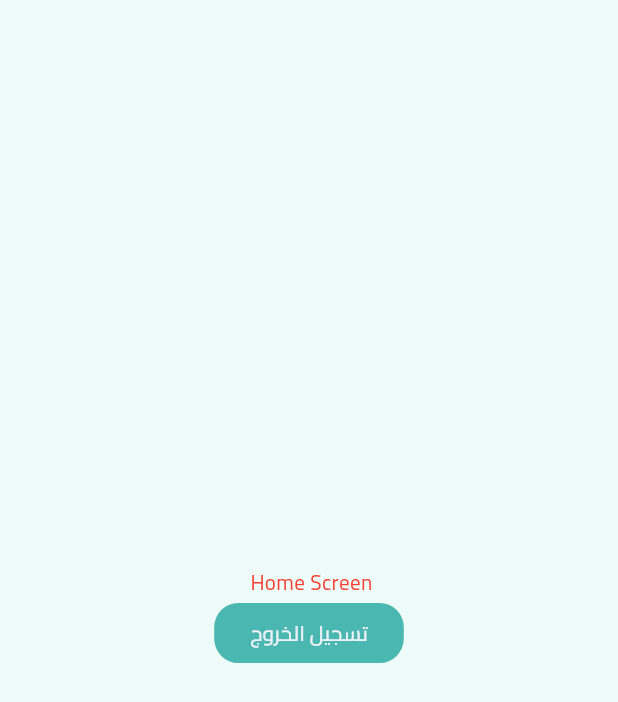
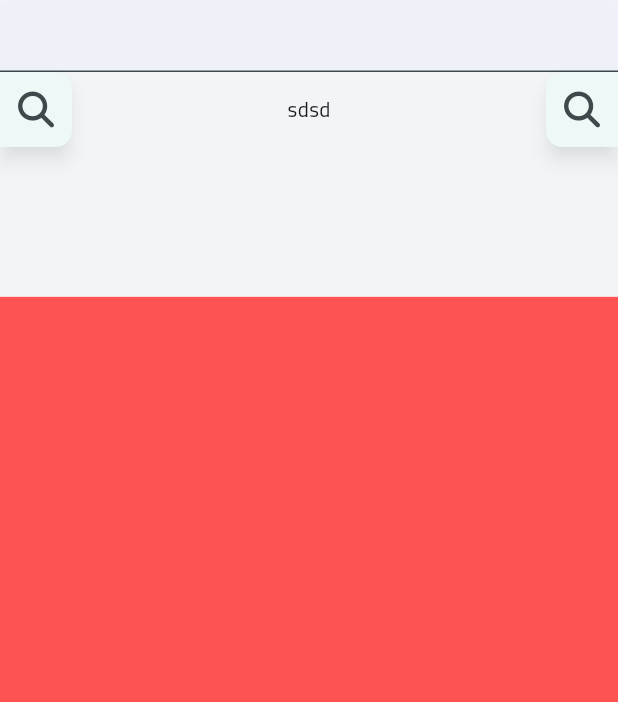
Before and after one commit to Raed-IT/nadha_new, a Flutter app: the HomeScreen screen opened by its route, on a phone screen of 412 x 824 dp. Shown: the top 702 px of the screen. Run offline on Flutter 3.47's test engine with Material 3 defaults, Android fonts, the phone set to English and light mode, and no system bars; drawn by our look-alikes of flutter_animate; our stand-ins replace card_loading, dropdown_button2, flutter_screenutil, fluttertoast, font_awesome_flutter, get and 6 more; missing offline and left inert: flutter_overlay_loader, helper, onesignal_flutter; accounts and stored records are empty.

```diff
--- /dev/null
+++ b/lib/app/Components/AppBarComponent.dart
@@ -0,0 +1,64 @@
+import 'package:delevary/app/Components/SafeAreaComponent.dart';
+import 'package:flutter/material.dart';
+import 'package:flutter_animate/flutter_animate.dart';
+import 'package:flutter_screenutil/flutter_screenutil.dart';
+import 'package:font_awesome_flutter/font_awesome_flutter.dart';
+import 'package:get/get.dart';
+
+class AppBarComponent extends StatelessWidget {
+  const AppBarComponent({super.key});
+
+  @override
+  Widget build(BuildContext context) {
+    return ColoredSafeArea(
+      child: SizedBox(
+        width: Get.width,
+        child: Column(
+          children: [
+            TextField(),
+            Row(
+              mainAxisAlignment: MainAxisAlignment.spaceBetween,
+              children: [
+                SizedBox(
+                  height: 50.h,
+                  child: Card(
+                    elevation: 5,
+                    margin: EdgeInsets.zero,
+                    shape: RoundedRectangleBorder(
+                      borderRadius: BorderRadius.only(
+                        topLeft: Radius.circular(10.sp),
+                        bottomLeft: Radius.circular(10.sp),
+                      ),
+                    ),
+                    child: IconButton(
+                      onPressed: () {},
+                      icon: Icon(FontAwesomeIcons.search),
+                    ),
+                  ),
+                ).animate().slideX(begin: 1),
+                Text("sdsd"),
+                SizedBox(
+                  height: 50.h,
+                  child: Card(
+                    elevation: 5,
+                    margin: EdgeInsets.zero,
+                    shape: RoundedRectangleBorder(
+                      borderRadius: BorderRadius.only(
+                        topRight: Radius.circular(10.sp),
+                        bottomRight: Radius.circular(10.sp),
+                      ),
+                    ),
+                    child: IconButton(
+                      onPressed: () {},
+                      icon: Icon(FontAwesomeIcons.search),
+                    ),
+                  ),
+                ).animate().slideX(begin: -1),
+              ],
+            ),
+          ],
+        ),
+      ),
+    );
+  }
+}
--- a/lib/app/Data/ApiRoute.dart
+++ b/lib/app/Data/ApiRoute.dart
@@ -1,7 +1,8 @@
 class ApiRoute {
-  // static String host = "http://192.168.1.107:8000/api/v1";
-  static String host = "https://tasawoqe.com/api/v1";
+  static String host = "http://192.168.1.105:8000/api/v1";
+  // static String host = "https://tasawoqe.com/api/v1";
   static String settings = "$host/settings";
   static String login = "$host/login";
   static String register = "$host/register";
+  static String home = "$host/home";
 }
--- /dev/null
+++ b/lib/app/Data/Models/CategoryModel.dart
@@ -0,0 +1,40 @@
+class CategoryModel {
+  int? id;
+  String? name;
+  int? order;
+  int? parentId;
+  bool? status;
+  String? createdAt;
+  bool? hasChildren;
+
+  CategoryModel(
+      {this.id,
+        this.name,
+        this.order,
+        this.parentId,
+        this.status,
+        this.createdAt,
+        this.hasChildren});
+
+  CategoryModel.fromJson(Map<String, dynamic> json) {
+    id = json['id'];
+    name = json['name'];
+    order = json['order'];
+    parentId = json['parent_id'];
+    status = json['status'];
+    createdAt = json['created_at'];
+    hasChildren = json['has_children'];
+  }
+
+  Map<String, dynamic> toJson() {
+    final Map<String, dynamic> data = new Map<String, dynamic>();
+    data['id'] = this.id;
+    data['name'] = this.name;
+    data['order'] = this.order;
+    data['parent_id'] = this.parentId;
+    data['status'] = this.status;
+    data['created_at'] = this.createdAt;
+    data['has_children'] = this.hasChildren;
+    return data;
+  }
+}
--- a/lib/app/Screens/AuthScreens/RegisterScreen/Components/OptionsComponent.dart
+++ b/lib/app/Screens/AuthScreens/RegisterScreen/Components/OptionsComponent.dart
@@ -48,7 +48,9 @@ class RegisterOptionsComponent extends GetView<RegisterScreenController> {
                                 height: 150.h,
                                 width: Get.width,
                                 child: Card(
-                                  elevation: 0,
+                                  elevation:  controller.gender.value == e
+                                      ? 7
+                                      : null,
                                   shape: RoundedRectangleBorder(
                                       borderRadius:
                                           BorderRadius.circular(10.sp),
@@ -120,7 +122,7 @@ class RegisterOptionsComponent extends GetView<RegisterScreenController> {
                               height: 50.h,
                               child: Card(
                                 elevation: controller.maritalStatus.value == e
-                                    ? 10
+                                    ? 5
                                     : null,
                                 shape: RoundedRectangleBorder(
                                     borderRadius: BorderRadius.circular(10.sp),
--- a/lib/app/Screens/AuthScreens/RegisterScreen/RegisterScreenController.dart
+++ b/lib/app/Screens/AuthScreens/RegisterScreen/RegisterScreenController.dart
@@ -42,7 +42,6 @@ class RegisterScreenController extends GetxController with ApiHelperMixin {
           "name": nameTextController.text,
           "email": emailTextController.text,
           "password": passwordTextController.text,
-          "city_id": 1,
         },
         onSuccess: (res, ty) {
           if (res.data['status'] == "SUCCESS") {
--- a/lib/app/Screens/HomeScreen/HomeScreen.dart
+++ b/lib/app/Screens/HomeScreen/HomeScreen.dart
@@ -1,22 +1,36 @@
+import 'package:delevary/app/Components/AppBarComponent.dart';
+import 'package:delevary/app/Components/SafeAreaComponent.dart';
 import 'package:delevary/app/Screens/HomeScreen/HomeScreenController.dart';
 import 'package:delevary/app/Services/LocaleStorageService.dart';
 import 'package:flutter/material.dart';
+import 'package:flutter_screenutil/flutter_screenutil.dart';
 import 'package:get/get.dart';
+
+import '../../Components/LoadingComponents/HorizontalListLoading.dart';
 
 class HomeScreen extends GetView<HomeScreenController> {
   @override
   Widget build(BuildContext context) {
     return Scaffold(
-      body: Center(
+      body: Container(
+        height: Get.height,
+        color: Theme.of(context).colorScheme.background,
         child: Column(
-          crossAxisAlignment: CrossAxisAlignment.center,
-          mainAxisAlignment: MainAxisAlignment.center,
           children: [
-            Text(
-              "Home Screen ",
-              style: TextStyle(color: Colors.red),
-            ),
-            FilledButton(onPressed: () =>LocaleStorageService.logOut(), child: Text("تسجيل الخروج"))
+            AppBarComponent(),
+            Expanded(
+                child: SingleChildScrollView(
+              physics: BouncingScrollPhysics(),
+              child: Column(
+                children: [
+                  100.verticalSpace,
+                  Container(
+                    height: 10000,
+                    color: Colors.redAccent,
+                  )
+                ],
+              ),
+            ))
           ],
         ),
       ),
--- a/lib/app/Screens/HomeScreen/HomeScreenController.dart
+++ b/lib/app/Screens/HomeScreen/HomeScreenController.dart
@@ -1,5 +1,27 @@
+import 'package:delevary/app/Data/ApiRoute.dart';
+import 'package:delevary/app/Data/Models/CategoryModel.dart';
 import 'package:get/get.dart';
+import 'package:helper/data/models/url_model.dart';
+import 'package:helper/mixin/api_mixing.dart';
+import 'package:logger/logger.dart';
 
-class HomeScreenController extends GetxController{
+class HomeScreenController extends GetxController with ApiHelperMixin {
+  RxList<CategoryModel> categories = RxList([]);
 
+  @override
+  void onInit() {
+    getSingleData(url: UrlModel(url: ApiRoute.home, type: "home"));
+    super.onInit();
+  }
+
+  @override
+  getDataFromJson({required Map<String, dynamic> json, String? type}) {
+    categories.value = [];
+    if (type == "home") {
+      for (var category in json['data']) {
+        categories.add(CategoryModel.fromJson(category));
+      }
+      Logger().w(categories);
+    }
+  }
 }
--- a/lib/app/Thems/ColorSchemes.dart
+++ b/lib/app/Thems/ColorSchemes.dart
@@ -4,7 +4,7 @@ const lightColorScheme = ColorScheme(
   brightness: Brightness.light,
   primary: Color(0xFF4ab7b1),
   onPrimary: Color(0xffeef2f8),
-  primaryContainer: Color(0xFF9BF0FF),
+  primaryContainer: Color(0xFFFFFFFF),
   onPrimaryContainer: Color(0xFF001F24),
   secondary: Color(0xffffc92f),
   onSecondary: Color(0xFFFFFFFF),
@@ -18,8 +18,8 @@ const lightColorScheme = ColorScheme(
   errorContainer: Color(0xFFFFDAD6),
   onError: Color(0xFFFFFFFF),
   onErrorContainer: Color(0xFF410002),
-  background: Color(0xFFFBFCFD),
-  onBackground: Color(0x17506B62),
+  background: Color(0xFFf3f4f8),
+  onBackground: Color(0x37506B62),
   surface: Color.fromRGBO(237, 252, 248, 1.0),
   onSurface: Color(0xFF191C1D),
   surfaceVariant: Color(0xFFDBE4E6),
--- a/lib/app/Thems/LightThem.dart
+++ b/lib/app/Thems/LightThem.dart
@@ -20,7 +20,11 @@ class LightThemeData {
           ),
         ),
       ),
-      cardTheme: CardTheme(elevation: 3, shadowColor:lightColorScheme.onBackground,color: AppColors.cardColor),
+      cardTheme: CardTheme(
+          elevation: 3,
+          shadowColor: lightColorScheme.onBackground,
+          surfaceTintColor: lightColorScheme.primary,
+          color: lightColorScheme.primaryContainer),
       inputDecorationTheme: InputDecorationTheme(
         filled: true,
         fillColor: lightColorScheme.onPrimary,
--- a/lib/main.dart
+++ b/lib/main.dart
@@ -5,6 +5,7 @@ import 'package:flutter/material.dart';
 import 'package:flutter_screenutil/flutter_screenutil.dart';
 import 'package:get/get.dart';
 import 'package:get_storage/get_storage.dart';
+import 'package:helper/data/constant.dart';
 import 'package:helper/data/models/dio_config_model.dart';
 import 'package:helper/helper.dart';
 import 'package:onesignal_flutter/onesignal_flutter.dart';
@@ -18,6 +19,7 @@ void main() async {
   await GetStorage.init(AppRoutes.appName);
   Helper.initial(
       appName: "tasawoqe", local: "ar", apiConfig: ApiConfig.activeAll());
+
   Get.put(MainController(), permanent: true);
   await LocaleStorageService.getUserData();
   await OneSignal.shared.setAppId("0c4508b7-d21e-4c75-8dad-e4e6d543981a");
--- a/pubspec.yaml
+++ b/pubspec.yaml
@@ -51,6 +51,7 @@ dependencies:
   toastification: ^1.2.1
   flutter_overlay_loader: ^2.0.0
   get_storage: ^2.1.1
+  card_loading: ^0.3.2
 
   helper:
     git:
```
Also changed, not shown: lib/app/Components/LoadingComponents/CardLoadingComponent.dart (added, +29 -0 lines), lib/app/Components/LoadingComponents/HorizontalListLoading.dart (added, +30 -0 lines), lib/app/Components/LoadingComponents/VerticalListLoadingListLoading.dart (added, +26 -0 lines), lib/app/Data/MainController.dart (+9 -0 lines), pubspec.lock.
